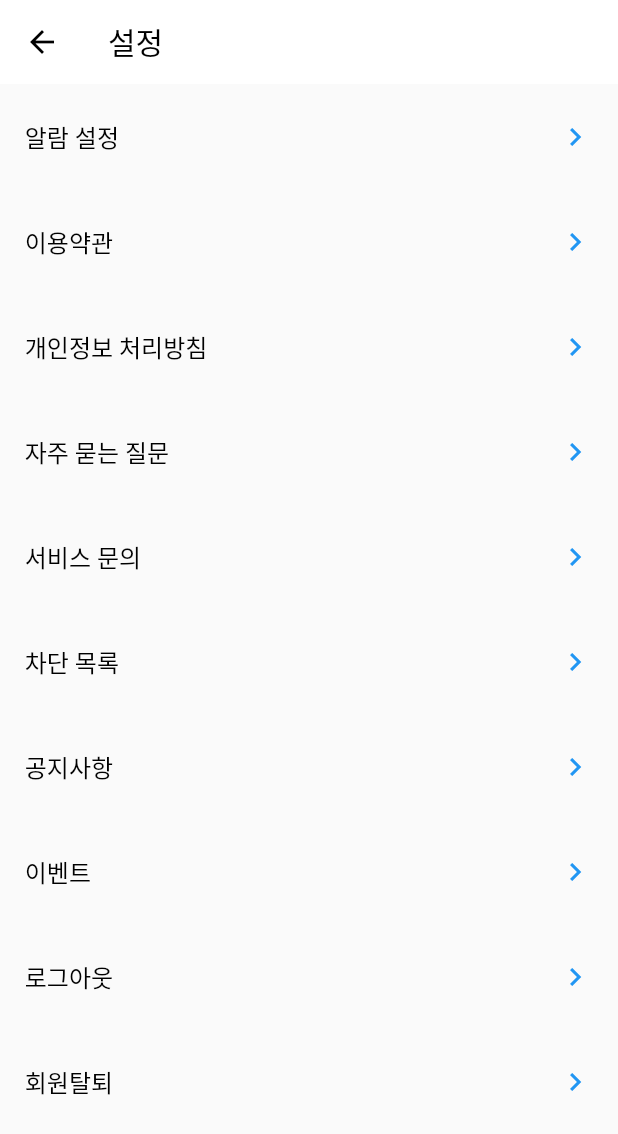
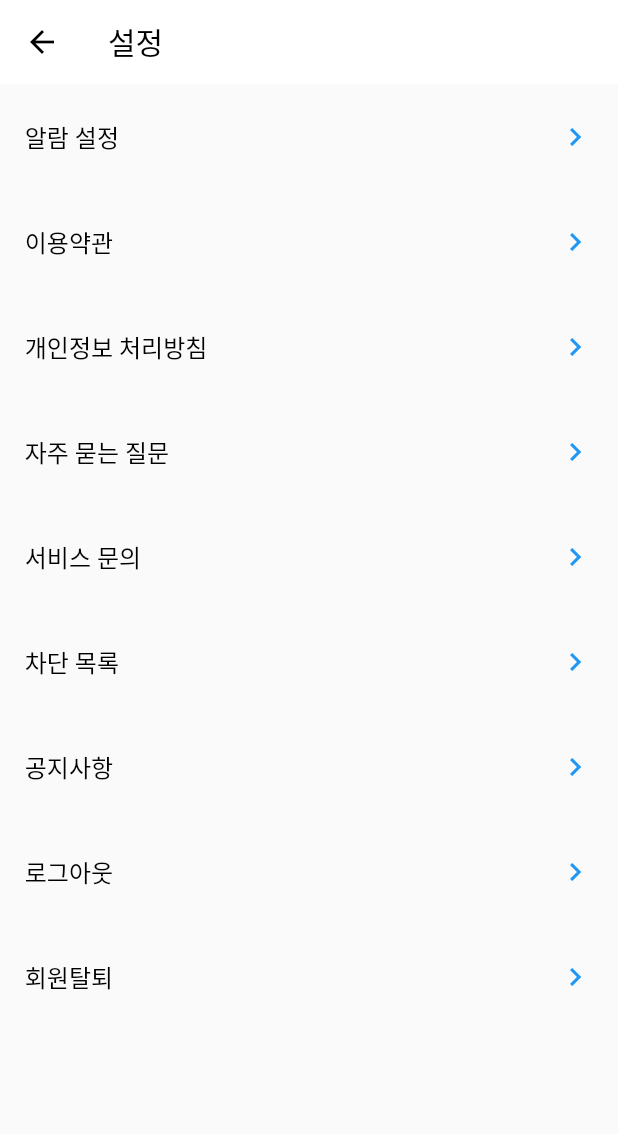
Before and after one commit to kyuSangHwang/treepet, a Flutter app: the SettingsScreen screen opened directly, on a phone screen of 412 x 824 dp. Shown: the top 1134 px of the screen. Run offline on Flutter 3.47's test engine with Material 2 defaults, Android fonts, the phone set to English and light mode, and no system bars; our stand-ins replace cloud_firestore, firebase_core, image_picker; accounts and stored records are empty; Roboto replaces fonts that are missing (pretendard).

Commit message:
아직 이벤트 사용안함으로 주석처리

```diff
--- a/lib/screen/mypage/settings_screen.dart
+++ b/lib/screen/mypage/settings_screen.dart
@@ -32,7 +32,7 @@ class SettingsScreen extends StatelessWidget {
     ScreenModel(builder: (_) => SettingsServiceInquiryScreen(), name: '서비스 문의'),
     ScreenModel(builder: (_) => SettingsBlockListScreen(), name: '차단 목록'),
     ScreenModel(builder: (_) => SettingsAnnouncementListScreen(), name: '공지사항'),
-    ScreenModel(builder: (_) => SettingsEventListScreen(), name: '이벤트'),
+    // ScreenModel(builder: (_) => SettingsEventListScreen(), name: '이벤트'),
     ScreenModel(builder: (_) => SettingsLogOutScreen(), name: '로그아웃'),
     ScreenModel(builder: (_) => SettingsWithdrawalScreen(), name: '회원탈퇴'),
   ];
```
